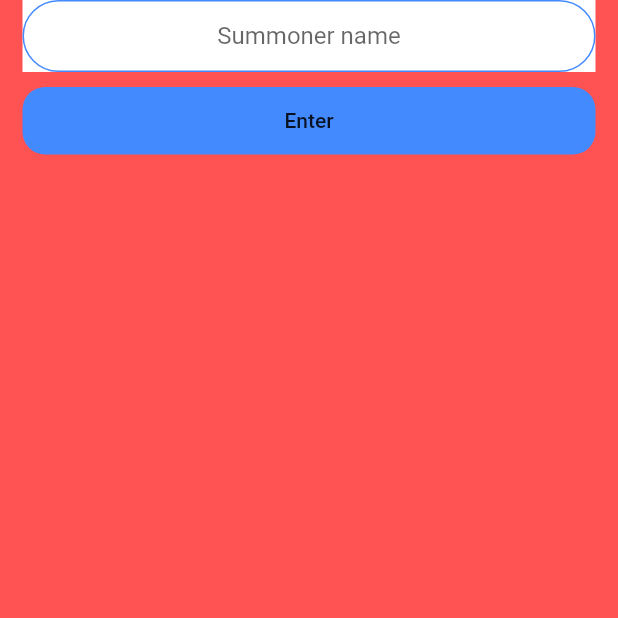
After one commit to Linbeau22/Riot-App, a Flutter app: the MainScreen screen opened by its route, on a phone screen of 412 x 824 dp, the top half of it. The commit adds this screen. Run offline on Flutter 3.47's test engine with Material 2 defaults, Android fonts, the phone set to English and light mode, and no system bars; drawn by our look-alikes of modal_progress_hud_nsn; our stand-ins replace animated_text_kit, cloud_firestore, firebase_auth, firebase_core; accounts and stored records are empty; network calls fail.

Commit message:
added API call to my rank hard coded (Kitchen Counter)

```diff
--- /dev/null
+++ b/lib/main_screen.dart
@@ -0,0 +1,171 @@
+import 'package:cloud_firestore/cloud_firestore.dart';
+import 'package:firebase_auth/firebase_auth.dart';
+import 'package:first_project/add_location.dart';
+import 'package:first_project/display_summoner_info.dart';
+import 'package:flutter/material.dart';
+import 'package:modal_progress_hud_nsn/modal_progress_hud_nsn.dart';
+
+import 'components/rounded_button.dart';
+import 'constants.dart';
+import 'network/api.dart';
+
+class MainScreen extends StatefulWidget {
+  const MainScreen({Key? key}) : super(key: key);
+
+  static const id = '/weather';
+
+  @override
+  _MainScreenState createState() => _MainScreenState();
+}
+
+class _MainScreenState extends State<MainScreen> {
+  final FirebaseAuth _auth = FirebaseAuth.instance;
+  late User loggedInUser;
+
+  bool showSpinner = false;
+
+  TextEditingController _summonerField = TextEditingController();
+
+  void getCurrentUser() {
+    try {
+      final user = _auth.currentUser;
+      if (user != null) {
+        loggedInUser = user;
+        print(loggedInUser.email);
+      }
+    } catch (e) {
+      print(e);
+    }
+    // here you write the codes to input the data into firestore
+  }
+
+  @override
+  void initState() {
+    getCurrentUser();
+    super.initState();
+  }
+
+  @override
+  Widget build(BuildContext context) {
+    return Scaffold(
+      backgroundColor: Colors.redAccent,
+      body: ModalProgressHUD(
+        inAsyncCall: showSpinner,
+        child: Center(
+          child: Expanded(
+            child: ListView(
+              children: <Widget>[
+                Container(
+                  decoration: BoxDecoration(
+                    color: Colors.white,
+                  ),
+                  margin: EdgeInsets.symmetric(horizontal: 15.0),
+                  child: TextFormField(
+                    textAlign: TextAlign.center,
+                    keyboardType: TextInputType.emailAddress,
+                    controller: _summonerField,
+                    decoration: kTextFieldDecoration.copyWith(
+                        hintText: 'Summoner name'),
+                  ),
+                ),
+                SizedBox(
+                  height: 10.0,
+                ),
+                RoundedButton(
+                  label: 'Enter',
+                  color: Colors.blueAccent,
+                  onPressed: () async {
+                    setState(() {
+                      showSpinner = true;
+                    });
+                    // var summonerData =
+                    //     await DataModel().fetchByName('Kitchen Counter');
+
+                    Navigator.push(
+                      context,
+                      MaterialPageRoute(
+                        builder: (context) => DisplaySummonerInfo(
+                            summonerName: 'Kitchen Counter'),
+                      ),
+                    );
+
+                    setState(() {
+                      showSpinner = false;
+                    });
+                  },
+                ),
+              ],
+            ),
+          ),
+        ),
+      ),
+    );
+  }
+
+  // Widget build(BuildContext context) {
+  //   return Scaffold(
+  //     appBar: AppBar(
+  //       actions: <Widget>[
+  //         IconButton(
+  //             icon: Icon(Icons.logout_sharp),
+  //             onPressed: () {
+  //               _auth.signOut();
+  //               Navigator.pop(context);
+  //             }),
+  //       ],
+  //     ),
+  //     body: Container(
+  //       decoration: BoxDecoration(
+  //         color: Colors.white,
+  //       ),
+  //       width: MediaQuery.of(context).size.width,
+  //       height: MediaQuery.of(context).size.height,
+  //       child: Center(
+  //         child: StreamBuilder(
+  //           //turns snapshots of data into actual widgets. setState() gets called everytime new data enters the stream
+  //           stream:
+  //               FirebaseFirestore.instance //stream: where the data comes from
+  //                   .collection('Users')
+  //                   .doc(FirebaseAuth.instance.currentUser!.uid)
+  //                   .collection('Coins')
+  //                   .snapshots(),
+  //           builder:
+  //               (BuildContext context, AsyncSnapshot<QuerySnapshot> snapshot) {
+  //             if (!snapshot.hasData) {
+  //               return Center(
+  //                 child: CircularProgressIndicator(),
+  //               );
+  //             }
+  //             return Expanded(
+  //               child: ListView(
+  //                 padding:
+  //                     EdgeInsets.symmetric(horizontal: 10.0, vertical: 20.0),
+  //                 children: snapshot.data!.docs.map(
+  //                   //list of documents found in firestore. ListView is iterating each document. for each document, return a container
+  //                   (document) {
+  //                     return Container(
+  //                       child: Row(
+  //                         mainAxisAlignment: MainAxisAlignment.spaceEvenly,
+  //                         children: [
+  //                           Text('Coin name: ${document.id}'),
+  //                           Text('Amount owed: ${document['Amount']}'),
+  //                         ],
+  //                       ),
+  //                     );
+  //                   },
+  //                 ).toList(),
+  //               ),
+  //             ); // if snapshot does have data, return this listview of data
+  //           },
+  //         ),
+  //       ),
+  //     ),
+  //     floatingActionButton: FloatingActionButton(
+  //       child: Icon(Icons.account_tree_outlined),
+  //       onPressed: () {
+  //         Navigator.pushNamed(context, AddLocation.id);
+  //       },
+  //     ),
+  //   );
+  // }
+}
--- /dev/null
+++ b/lib/network/api.dart
@@ -0,0 +1,36 @@
+import 'dart:core';
+import 'networking.dart';
+import 'package:flutter/material.dart';
+
+const api_key = 'RGAPI-27dc7545-289c-49ea-871c-490f29e62894';
+
+String removeSpaces(String name) {
+  for (int i = 0; i < name.length; i++) {
+    if (name[i] == ' ') {
+      name = name.replaceRange(i, i + 1, '%20');
+    }
+  }
+  return name;
+}
+
+class DataModel {
+  Future<String> fetchByName(String name, [String ch = 'default']) async {
+    name = removeSpaces(name);
+    NetworkHelper networkHelper = NetworkHelper(
+        'https://na1.api.riotgames.com/lol/summoner/v4/summoners/by-name/$name?api_key=$api_key');
+
+    var nameData = await networkHelper.getData(ch: ch);
+
+    return nameData;
+  }
+
+  Future<dynamic> fetchRank(String name) async {
+    name = removeSpaces(name);
+    String id = await fetchByName(name, 'id');
+    NetworkHelper networkHelper = NetworkHelper(
+        'https://na1.api.riotgames.com/lol/league/v4/entries/by-summoner/$id?api_key=$api_key');
+
+    var rankData = await networkHelper.getRankData();
+    return rankData;
+  }
+}
--- a/lib/registration_screen.dart
+++ b/lib/registration_screen.dart
@@ -1,4 +1,4 @@
-import 'package:first_project/weather_screen.dart';
+import 'package:first_project/main_screen.dart';
 import 'package:flutter/material.dart';
 import 'constants.dart';
 import 'components/rounded_button.dart';
@@ -75,7 +75,7 @@ class _RegistrationScreenState extends State<RegistrationScreen> {
                   bool shouldNavigate =
                       await register(_emailField.text, _passwordField.text);
                   if (shouldNavigate) {
-                    Navigator.pushNamed(context, WeatherScreen.id);
+                    Navigator.pushNamed(context, MainScreen.id);
                   }
 
                   setState(() {
--- a/pubspec.yaml
+++ b/pubspec.yaml
@@ -30,6 +30,8 @@ dependencies:
   cloud_firestore: ^2.3.0
   modal_progress_hud_nsn: ^0.1.0-nullsafety-1
   animated_text_kit: ^4.2.1
+  http: ^0.13.3
+  dart_lol: ^0.2.0
 
 
   # The following adds the Cupertino Icons font to your application.
```
Also changed, not shown: lib/display_summoner_info.dart (added, +95 -0 lines), lib/login_screen.dart (+5 -3 lines), lib/main.dart (+4 -3 lines), lib/network/networking.dart (added, +48 -0 lines), lib/weather_screen.dart (deleted, +0 -105 lines), flutter_01.png (added), flutter_02.png (added), pubspec.lock.
